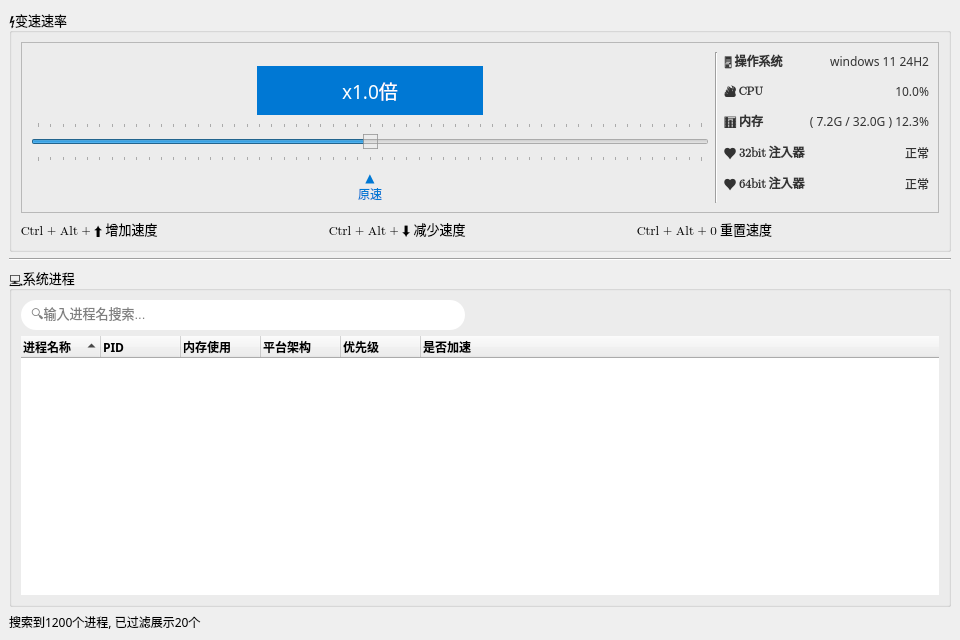
The window that mainwindow.ui (zxlhhyccc/OpenSpeedy) describes before a commit, drawn with Qt 5.
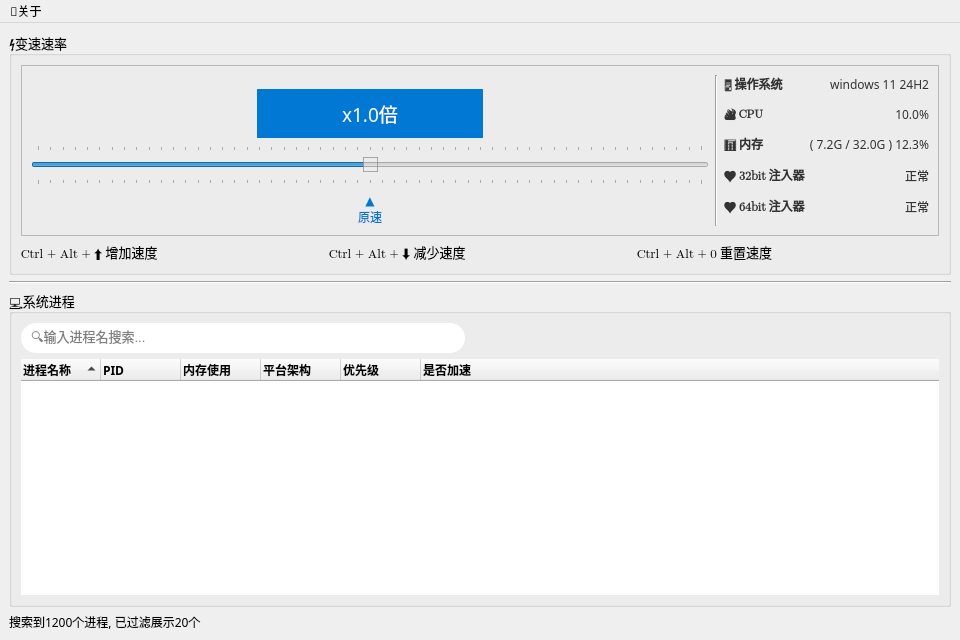
The same window after the commit.

Commit message: update load config from QSettings and add about dialog

The edit to the form file:
```diff
--- a/mainwindow.ui
+++ b/mainwindow.ui
@@ -19,13 +19,13 @@
   <property name="minimumSize">
    <size>
     <width>800</width>
-    <height>500</height>
+    <height>640</height>
    </size>
   </property>
   <property name="maximumSize">
    <size>
-    <width>1280</width>
-    <height>640</height>
+    <width>1024</width>
+    <height>768</height>
    </size>
   </property>
   <property name="font">
@@ -410,7 +410,7 @@
             <item row="2" column="0">
              <layout class="QHBoxLayout" name="sliderTitle">
               <item>
-               <spacer name="horizontalSpacer_2">
+               <spacer name="horizontalSpacer_1">
                 <property name="orientation">
                  <enum>Qt::Horizontal</enum>
                 </property>
@@ -469,7 +469,7 @@
                </widget>
               </item>
               <item>
-               <spacer name="horizontalSpacer">
+               <spacer name="horizontalSpacer_2">
                 <property name="orientation">
                  <enum>Qt::Horizontal</enum>
                 </property>
@@ -759,9 +759,21 @@
      <x>0</x>
      <y>0</y>
      <width>960</width>
-     <height>25</height>
+     <height>26</height>
     </rect>
    </property>
+   <widget class="QMenu" name="menuAbout">
+    <property name="tearOffEnabled">
+     <bool>false</bool>
+    </property>
+    <property name="title">
+     <string>📖关于</string>
+    </property>
+    <property name="separatorsCollapsible">
+     <bool>false</bool>
+    </property>
+   </widget>
+   <addaction name="menuAbout"/>
   </widget>
  </widget>
  <tabstops>
```
Left out of the diff: 8 changed lines with no effect on the pictures. The commit also changes 10 other files.
